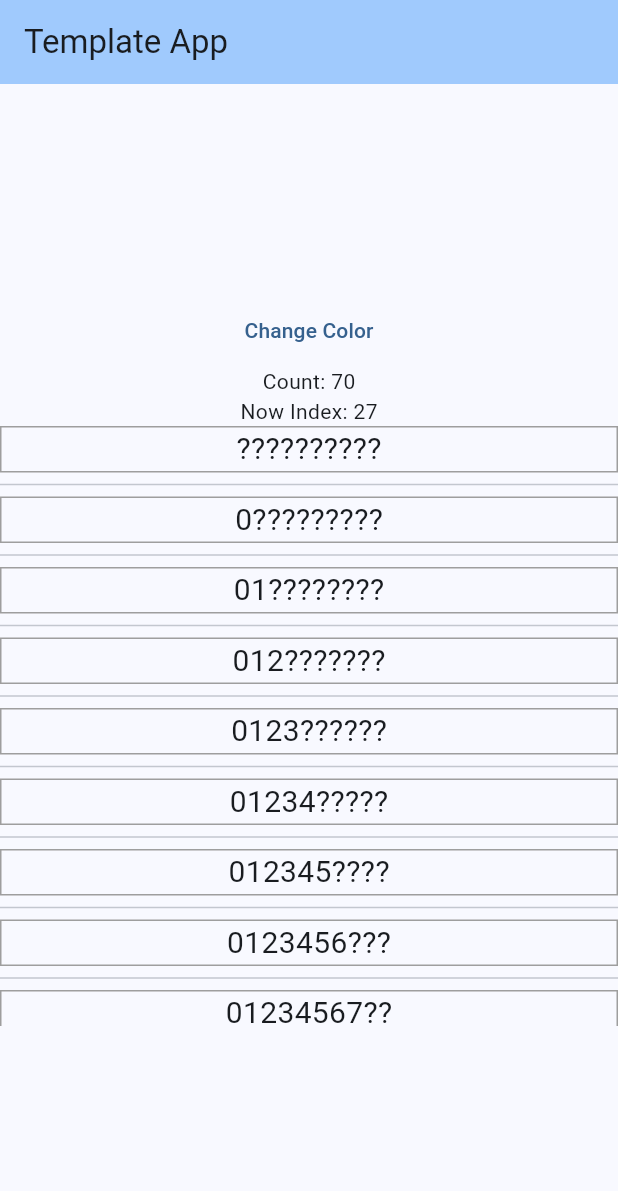
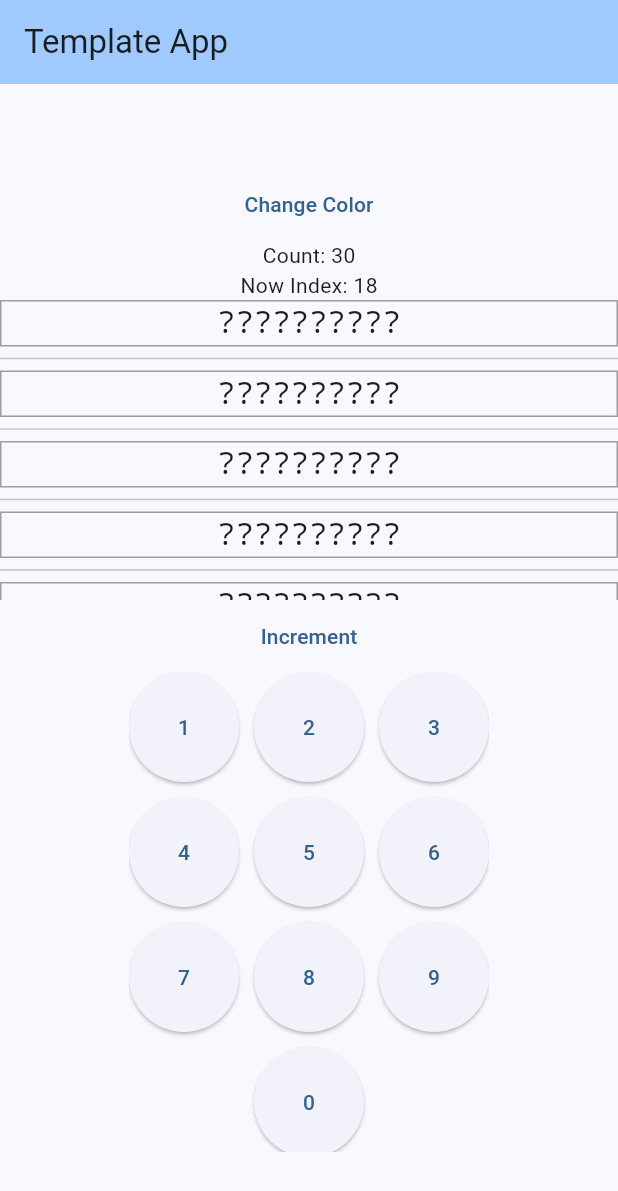
Before and after one commit to nagi-hobbies/memopize, a Flutter app: the screen it shows after launch, on a phone screen of 412 x 824 dp. Shown: the top 1191 px of the screen. Run offline on Flutter 3.47's test engine with Material 3 defaults, Android fonts, the phone set to English and light mode, and no system bars; our stand-ins replace flutter_hooks, flutter_riverpod, hooks_riverpod, riverpod_annotation; generated files the repository leaves out were written again.

Commit message:
successfully added openDigitsNum

```diff
--- /dev/null
+++ b/lib/application/state/s_open_digits_num.dart
@@ -0,0 +1,15 @@
+import 'package:riverpod_annotation/riverpod_annotation.dart';
+
+part 's_open_digits_num.g.dart';
+
+@riverpod
+class SOpenDigitsNumNotifier extends _$SOpenDigitsNumNotifier {
+  @override
+  int build() {
+    return 0;
+  }
+
+  void increment() {
+    state += 1;
+  }
+}
--- /dev/null
+++ b/lib/application/usecases/strictmode.dart
@@ -0,0 +1 @@
+class StrictModeUseCase {}
--- a/lib/presentation/pages/home.dart
+++ b/lib/presentation/pages/home.dart
@@ -1,5 +1,6 @@
 import 'package:flutter/material.dart';
 import 'package:memopize/presentation/widgets/consts_listview.dart';
+import 'package:memopize/presentation/widgets/strict_num_button_panel.dart';
 
 import '../widgets/rnd_button.dart';
 
@@ -15,6 +16,10 @@
         body: const Center(
             child: Column(
                 mainAxisAlignment: MainAxisAlignment.center,
-                children: <Widget>[RndButton(), ConstsListView()])));
+                children: <Widget>[
+              RndButton(),
+              ConstsListView(),
+              StrictNumButtonPanel()
+            ])));
   }
 }
--- a/lib/presentation/widgets/consts_listview.dart
+++ b/lib/presentation/widgets/consts_listview.dart
@@ -2,13 +2,25 @@
 
 import 'package:flutter/material.dart';
 import 'package:flutter_hooks/flutter_hooks.dart';
+import 'package:hooks_riverpod/hooks_riverpod.dart';
+import 'package:memopize/application/state/s_open_digits_num.dart';
 import 'package:memopize/presentation/widgets/digits_row.dart';
 
-class ConstsListView extends HookWidget {
+class ConstsListView extends HookConsumerWidget {
   const ConstsListView({super.key});
 
   @override
-  Widget build(BuildContext context) {
+  Widget build(BuildContext context, WidgetRef ref) {
+    final openDigitsNum = ref.watch(sOpenDigitsNumNotifierProvider);
+    calOpenInd(int index, int openDigitsNum) {
+      if (index - 10 > openDigitsNum ~/ 10) {
+        return 0;
+      } else if (index - 10 < openDigitsNum ~/ 10) {
+        return 10;
+      }
+      return index ~/ 2 % 11;
+    }
+
     final counts = useState(30);
     final text = Text('Count: ${counts.value}');
     final nowIndex = useState(0);
@@ -35,13 +47,21 @@
               alignment: Alignment.center,
               child: Center(
                   child: DigitsRow(
-                      digits: "0123456789", openInd: index ~/ 2 % 11)));
+                      digits: "0123456789",
+                      rowInd: index ~/ 2,
+                      openDigitsNum: openDigitsNum)));
         });
     return Column(
       children: [
         text,
         nowIndexText,
-        SizedBox(height: 400, child: listView),
+        SizedBox(height: 200, child: listView),
+        TextButton(
+            onPressed: () => {
+                  ref.read(sOpenDigitsNumNotifierProvider.notifier).increment(),
+                  debugPrint(openDigitsNum.toString())
+                },
+            child: const Text('Increment'))
       ],
     );
   }
--- a/lib/presentation/widgets/digit.dart
+++ b/lib/presentation/widgets/digit.dart
@@ -9,7 +9,7 @@
   Widget build(BuildContext context) {
     return Text(
       digit != '-1' ? digit.toString() : '?', // -1 は非表示
-      style: const TextStyle(fontSize: 20),
+      style: const TextStyle(fontSize: 20, fontFamily: "monospace"),
     );
   }
 }
--- a/lib/presentation/widgets/digits_row.dart
+++ b/lib/presentation/widgets/digits_row.dart
@@ -3,17 +3,29 @@
 
 class DigitsRow extends StatelessWidget {
   final String digits;
-  final int openInd;
-  const DigitsRow({super.key, required this.digits, required this.openInd});
-
+  final int rowInd;
+  final int openDigitsNum;
+  const DigitsRow({
+    super.key,
+    required this.digits,
+    required this.rowInd,
+    required this.openDigitsNum,
+  });
   @override
   Widget build(BuildContext context) {
+    bool isOpen(int index) {
+      if (index + digits.length * rowInd < openDigitsNum) {
+        return true;
+      }
+      return false;
+    }
+
     return Row(
         mainAxisAlignment: MainAxisAlignment.center,
         children: List.generate(
           digits.length,
           (index) =>
-              Digit(digit: (index < openInd ? digits[index] : '-1')), // -1 は非表示
+              Digit(digit: (isOpen(index) ? digits[index] : '-1')), // -1 は非表示
         ));
   }
 }
--- /dev/null
+++ b/lib/presentation/widgets/strict_num_button_panel.dart
@@ -0,0 +1,44 @@
+import 'package:flutter/material.dart';
+
+class StrictNumButtonPanel extends StatelessWidget {
+  final double w = 80;
+  final double h = 80;
+  const StrictNumButtonPanel({super.key});
+
+  @override
+  Widget build(BuildContext context) {
+    return SizedBox(
+      width: w * 3,
+      height: h * 4,
+      child: GridView.count(
+          physics: const NeverScrollableScrollPhysics(), // scroll禁止
+          crossAxisCount: 3,
+          mainAxisSpacing: 10,
+          crossAxisSpacing: 10,
+          children: [
+            ...List.generate(
+                9,
+                (index) => SizedBox(
+                      width: w,
+                      height: h,
+                      child: ElevatedButton(
+                          onPressed: () => debugPrint('${index + 1}'),
+                          child: Text((index + 1).toString())),
+                    )),
+            SizedBox(
+              width: w,
+              height: h,
+            ),
+            SizedBox(
+                width: w,
+                height: h,
+                child: ElevatedButton(
+                    onPressed: () => debugPrint('0'), child: const Text('0'))),
+            SizedBox(
+              width: w,
+              height: h,
+            )
+          ]),
+    );
+  }
+}
--- a/pubspec.yaml
+++ b/pubspec.yaml
@@ -30,6 +30,7 @@
 dependencies:
   freezed_annotation:
   riverpod_annotation:
+  hooks_riverpod:
   flutter_hooks:
   flutter_riverpod:
   flutter:
```
Also changed, not shown: lib/application/state/s_open_digits_num.g.dart (added), pubspec.lock.
